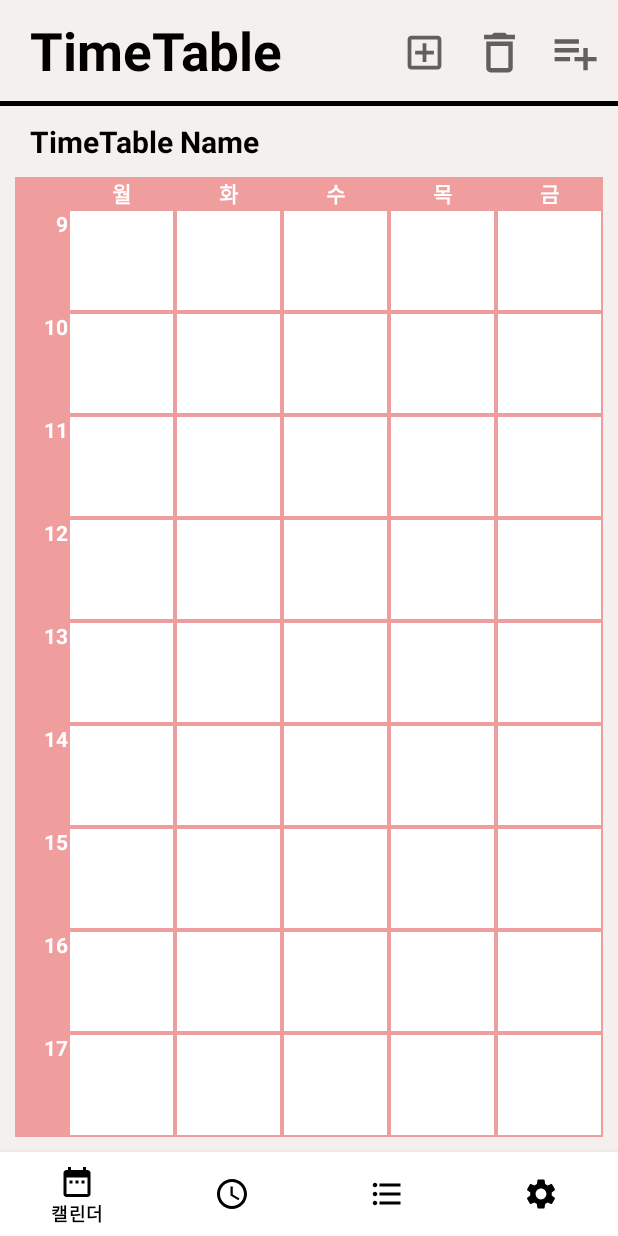
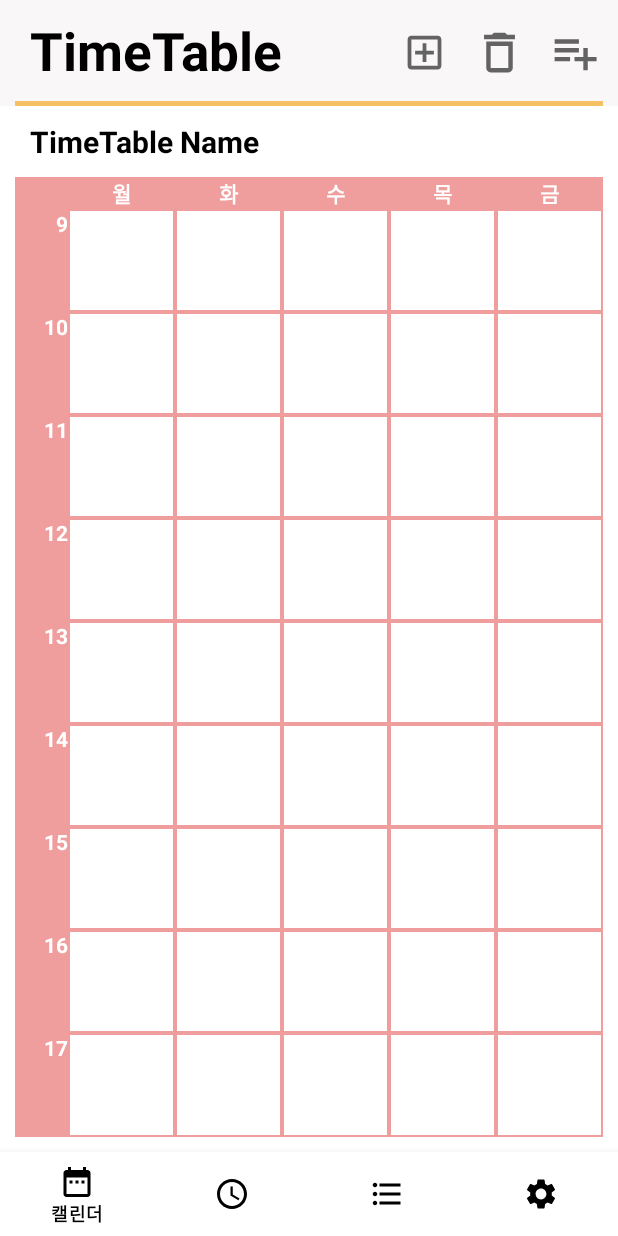
Before and after one commit to cbnuosp/S_more, an Android app: the fragment Frag2 placed in its activity, on a phone screen of 412 x 824 dp. Run offline under Robolectric (Android 15) with nearby library versions, the phone set to English and light mode, and no system bars; our stand-ins replace Firebase (no records; nobody signed in at launch, a user with empty details on screens opened directly); libraries missing offline, so code that uses them is left out: com.prolificinteractive.materialcalendarview; 3 statements that could not run were skipped.

```diff
--- a/app/src/main/res/drawable/cell_shape.xml
+++ b/app/src/main/res/drawable/cell_shape.xml
@@ -3,6 +3,6 @@
     android:shape="rectangle">
 
     <solid android:color="#FFFFFF"/>
-    <stroke android:width="1dp" android:color="@color/colorfrag2"/>
+    <stroke android:width="1dp" android:color="#EF9D9D"/>
 
 </shape>
--- a/app/src/main/res/drawable/ic_outline_add_box_white_24.xml
+++ b/app/src/main/res/drawable/ic_outline_add_box_white_24.xml
@@ -1,5 +1,5 @@
-<vector android:height="24dp" android:tint="#FFFFFF"
+<vector android:height="24dp" android:tint="#000000"
     android:viewportHeight="24" android:viewportWidth="24"
     android:width="24dp" xmlns:android="http://schemas.android.com/apk/res/android">
-    <path android:fillColor="@android:color/white" android:pathData="M19,3L5,3c-1.11,0 -2,0.9 -2,2v14c0,1.1 0.89,2 2,2h14c1.1,0 2,-0.9 2,-2L21,5c0,-1.1 -0.9,-2 -2,-2zM19,19L5,19L5,5h14v14zM11,17h2v-4h4v-2h-4L13,7h-2v4L7,11v2h4z"/>
+    <path android:fillColor="@android:color/black" android:pathData="M19,3L5,3c-1.11,0 -2,0.9 -2,2v14c0,1.1 0.89,2 2,2h14c1.1,0 2,-0.9 2,-2L21,5c0,-1.1 -0.9,-2 -2,-2zM19,19L5,19L5,5h14v14zM11,17h2v-4h4v-2h-4L13,7h-2v4L7,11v2h4z"/>
 </vector>
--- a/app/src/main/res/layout/frag2.xml
+++ b/app/src/main/res/layout/frag2.xml
@@ -2,13 +2,13 @@
 <LinearLayout xmlns:android="http://schemas.android.com/apk/res/android"
     android:layout_width="match_parent"
     android:layout_height="match_parent"
-    xmlns:tools="http://schemas.android.com/tools"
+    xmlns:tools="http://schemas.andro id.com/tools"
     android:orientation="vertical">
 
     <LinearLayout
         android:layout_width="match_parent"
         android:layout_height="wrap_content"
-        android:background="@color/colorfrag2_background"
+        android:background="@color/background2"
         android:orientation="horizontal"
         >
 
@@ -65,26 +65,28 @@
             tools:ignore="HardcodedText" />
 
     </LinearLayout>
+
     <LinearLayout
         android:layout_width="match_parent"
         android:layout_height="wrap_content"
-        android:background="#F4F0ED" >
+        android:background="@color/background2" >
 
-        <!--수평선-->
         <View
             android:layout_width="match_parent"
             android:layout_height="3dp"
-            android:background="#000000"
+            android:background="@color/yellow"
+            android:layout_marginStart="10dp"
+            android:layout_marginLeft="10dp"
+            android:layout_marginEnd="10dp"
+            android:layout_marginRight="10dp"
             android:layout_marginTop="10dp" />
-
-
     </LinearLayout>
 
     <!-- 각각의 버튼 클릭시 화면 전환-->
     <FrameLayout
         android:layout_width="match_parent"
         android:layout_height="match_parent"
-        android:background="@color/colorfrag2_background">
+        android:background="@color/background2">
 
         <!--버튼 클릭 시 LinearLayout 삭제, RelativeLayout 보임, button 클릭시 Frag 출력-->
         <RelativeLayout
--- a/app/src/main/res/layout/frag2_1.xml
+++ b/app/src/main/res/layout/frag2_1.xml
@@ -4,7 +4,7 @@
     android:layout_width="match_parent"
     android:layout_height="match_parent"
     tools:context=".Frag2_1"
-    android:background="@color/colorfrag2_background"
+    android:background="@color/white"
     android:orientation="vertical"
     android:id="@+id/timetable">
 
@@ -36,58 +36,58 @@
         <TableRow
             android:layout_width="match_parent"
             android:layout_height="match_parent"
-            android:background="@color/colorfrag2">
+            android:background="#EF9D9D">
 
             <TextView
-                android:text=""
                 android:layout_width="wrap_content"
                 android:layout_height="wrap_content"
-                android:layout_weight="1"/>
+                android:layout_weight="1"
+                android:text="" />
 
             <TextView
-                android:text="월"
                 android:layout_width="wrap_content"
                 android:layout_height="wrap_content"
                 android:layout_weight="3"
                 android:gravity="center"
+                android:text="월"
                 android:textColor="#FFFFFF"
-                android:textStyle="bold"/>
+                android:textStyle="bold" />
 
             <TextView
-                android:text="화"
                 android:layout_width="wrap_content"
                 android:layout_height="wrap_content"
                 android:layout_weight="3"
                 android:gravity="center"
+                android:text="화"
                 android:textColor="#FFFFFF"
-                android:textStyle="bold"/>
+                android:textStyle="bold" />
 
             <TextView
-                android:text="수"
                 android:layout_width="wrap_content"
                 android:layout_height="wrap_content"
                 android:layout_weight="3"
                 android:gravity="center"
+                android:text="수"
                 android:textColor="#FFFFFF"
-                android:textStyle="bold"/>
+                android:textStyle="bold" />
 
             <TextView
-                android:text="목"
                 android:layout_width="wrap_content"
                 android:layout_height="wrap_content"
                 android:layout_weight="3"
                 android:gravity="center"
+                android:text="목"
                 android:textColor="#FFFFFF"
-                android:textStyle="bold"/>
+                android:textStyle="bold" />
 
             <TextView
-                android:text="금"
                 android:layout_width="wrap_content"
                 android:layout_height="wrap_content"
                 android:layout_weight="3"
                 android:gravity="center"
+                android:text="금"
                 android:textColor="#FFFFFF"
-                android:textStyle="bold"/>
+                android:textStyle="bold" />
 
         </TableRow>
 
@@ -96,14 +96,14 @@
             android:layout_width="match_parent"
             android:layout_height="match_parent"
             android:layout_weight="1"
-            android:background="@color/colorfrag2">
+            android:background="#EF9D9D">
 
             <TextView
                 android:text="9"
                 android:layout_width="wrap_content"
                 android:layout_height="match_parent"
                 android:layout_weight="1"
-                android:background="@color/colorfrag2"
+                android:background="#EF9D9D"
                 android:textColor="#FFFFFF"
                 android:textStyle="bold"
                 android:gravity="right"
@@ -171,14 +171,14 @@
             android:layout_width="match_parent"
             android:layout_height="match_parent"
             android:layout_weight="1"
-            android:background="@color/colorfrag2">
+            android:background="#EF9D9D">
 
             <TextView
                 android:text="10"
                 android:layout_width="wrap_content"
                 android:layout_height="match_parent"
                 android:layout_weight="1"
-                android:background="@color/colorfrag2"
+                android:background="#EF9D9D"
                 android:textColor="#FFFFFF"
                 android:textStyle="bold"
                 android:gravity="right"
@@ -246,14 +246,14 @@
             android:layout_width="match_parent"
             android:layout_height="match_parent"
             android:layout_weight="1"
-            android:background="@color/colorfrag2">
+            android:background="#EF9D9D">
 
             <TextView
                 android:text="11"
                 android:layout_width="wrap_content"
                 android:layout_height="match_parent"
                 android:layout_weight="1"
-                android:background="@color/colorfrag2"
+                android:background="#EF9D9D"
                 android:textColor="#FFFFFF"
                 android:textStyle="bold"
                 android:gravity="right"
@@ -321,14 +321,14 @@
             android:layout_width="match_parent"
             android:layout_height="match_parent"
             android:layout_weight="1"
-            android:background="@color/colorfrag2">
+            android:background="#EF9D9D">
 
             <TextView
                 android:text="12"
                 android:layout_width="wrap_content"
                 android:layout_height="match_parent"
                 android:layout_weight="1"
-                android:background="@color/colorfrag2"
+                android:background="#EF9D9D"
                 android:textColor="#FFFFFF"
                 android:textStyle="bold"
                 android:gravity="right"
@@ -396,14 +396,14 @@
             android:layout_width="match_parent"
             android:layout_height="match_parent"
             android:layout_weight="1"
-            android:background="@color/colorfrag2">
+            android:background="#EF9D9D">
 
             <TextView
                 android:text="13"
                 android:layout_width="wrap_content"
                 android:layout_height="match_parent"
                 android:layout_weight="1"
-                android:background="@color/colorfrag2"
+                android:background="#EF9D9D"
                 android:textColor="#FFFFFF"
                 android:textStyle="bold"
                 android:gravity="right"
@@ -471,14 +471,14 @@
             android:layout_width="match_parent"
             android:layout_height="match_parent"
             android:layout_weight="1"
-            android:background="@color/colorfrag2">
+            android:background="#EF9D9D">
 
             <TextView
                 android:text="14"
                 android:layout_width="wrap_content"
                 android:layout_height="match_parent"
                 android:layout_weight="1"
-                android:background="@color/colorfrag2"
+                android:background="#EF9D9D"
                 android:textColor="#FFFFFF"
                 android:textStyle="bold"
                 android:gravity="right"
@@ -546,14 +546,14 @@
             android:layout_width="match_parent"
             android:layout_height="match_parent"
             android:layout_weight="1"
-            android:background="@color/colorfrag2">
+            android:background="#EF9D9D">
 
             <TextView
                 android:text="15"
                 android:layout_width="wrap_content"
                 android:layout_height="match_parent"
                 android:layout_weight="1"
-                android:background="@color/colorfrag2"
+                android:background="#EF9D9D"
                 android:textColor="#FFFFFF"
                 android:textStyle="bold"
                 android:gravity="right"
@@ -621,14 +621,14 @@
             android:layout_width="match_parent"
             android:layout_height="match_parent"
             android:layout_weight="1"
-            android:background="@color/colorfrag2">
+            android:background="#EF9D9D">
 
             <TextView
                 android:text="16"
                 android:layout_width="wrap_content"
                 android:layout_height="match_parent"
                 android:layout_weight="1"
-                android:background="@color/colorfrag2"
+                android:background="#EF9D9D"
                 android:textColor="#FFFFFF"
                 android:textStyle="bold"
                 android:gravity="right"
@@ -696,14 +696,14 @@
             android:layout_width="match_parent"
             android:layout_height="match_parent"
             android:layout_weight="1"
-            android:background="@color/colorfrag2">
+            android:background="#EF9D9D">
 
             <TextView
                 android:text="17"
                 android:layout_width="wrap_content"
                 android:layout_height="match_parent"
                 android:layout_weight="1"
-                android:background="@color/colorfrag2"
+                android:background="#EF9D9D"
                 android:textColor="#FFFFFF"
                 android:textStyle="bold"
                 android:gravity="right"
--- a/app/src/main/res/layout/frag2_3_list.xml
+++ b/app/src/main/res/layout/frag2_3_list.xml
@@ -14,7 +14,7 @@
         android:id="@+id/name_text"
         android:drawableStart="@drawable/ic_baseline_textsms_24"
         android:drawableLeft="@drawable/ic_baseline_textsms_24"
-        android:background="@color/colorfrag2_list"
+        android:background="#ffffff"
         android:textColor="#000000"
         android:textStyle="bold"
         />
@@ -22,7 +22,7 @@
     <LinearLayout
         android:layout_width="match_parent"
         android:layout_height="wrap_content"
-        android:background="@color/colorfrag2_list_dark">
+        android:background="@color/orange_200">
 
         <TextView
             android:layout_width="wrap_content"
--- a/app/src/main/res/values/colors.xml
+++ b/app/src/main/res/values/colors.xml
@@ -10,6 +10,14 @@
     <color name="colorWhite">#FFFFFF</color>
     <color name="colorPink">#EF9D9D</color>
     <color name="t_color">#5B4BEB</color>
+
+    <color name="background">#fff3e6</color>
+    <color name="background2">#f9f7f7</color>
+    <color name="red">#e84545</color>
+    <color name="orange">#ff8e71</color>
+    <color name="yellow">#f6c065</color>
+    <color name="blue">#3d84a8</color>
+    <color name="bar">#222831</color>
 
     <!-- Timetable 사용 -->
     <color name="colorfrag2">#EF9D9D</color>
@@ -28,10 +36,10 @@
     <color name="LightSalmon">#FFFFA07A</color>
     <color name="LightYellow">#FFFFFFE0</color>
 
-
     //Todo사용
     <color name="colorPrimary">#3F51B5</color>
     <color name="colorAccent">#FF4081</color>
+
 
     <color name="gray_2">#585858</color>
     <color name="gray4">#a9a9a9</color>
--- a/app/src/main/res/values/themes.xml
+++ b/app/src/main/res/values/themes.xml
@@ -2,8 +2,8 @@
     <!-- Base application theme. -->
     <style name="Theme.Android_smore" parent="Theme.MaterialComponents.DayNight.DarkActionBar">
         <!-- Primary brand color. -->
-        <item name="colorPrimary">@color/purple_500</item>
-        <item name="colorPrimaryVariant">@color/purple_700</item>
+        <item name="colorPrimary">@color/bar</item>
+        <item name="colorPrimaryVariant">@color/bar</item>
         <item name="colorOnPrimary">@color/white</item>
         <!-- Secondary brand color. -->
         <item name="colorSecondary">@color/teal_200</item>
```
Also changed, not shown: app/src/main/java/com/example/android_smore/LoginActivity.java (+4 -6 lines), app/src/main/res/drawable/bluebtn.xml (added, +14 -0 lines), app/src/main/res/drawable/greenbtn.xml (added, +14 -0 lines), app/src/main/res/drawable/orangebtn.xml (added, +14 -0 lines), app/src/main/res/drawable/redbtn.xml (added, +14 -0 lines), app/src/main/res/drawable/yellowbtn.xml (added, +14 -0 lines), app/src/main/res/layout/activity_login.xml (+26 -25 lines), app/src/main/res/layout/activity_register.xml (+26 -28 lines), app/src/main/res/layout/frag2_2.xml (+71 -88 lines), app/src/main/res/layout/frag2_3.xml (+31 -16 lines), app/src/main/res/drawable/smlogo.png (added).
